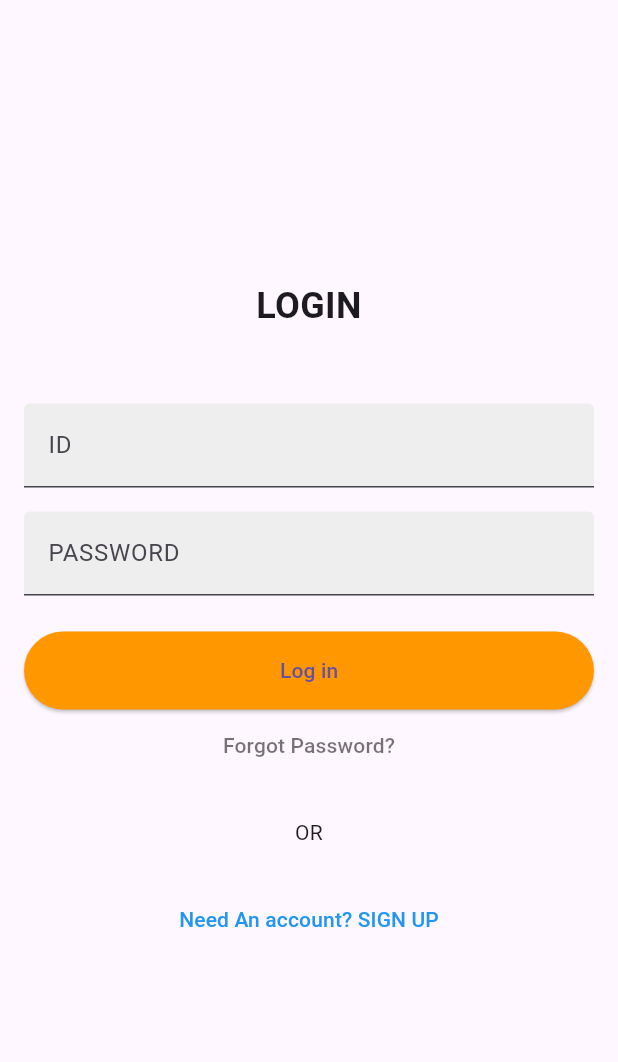
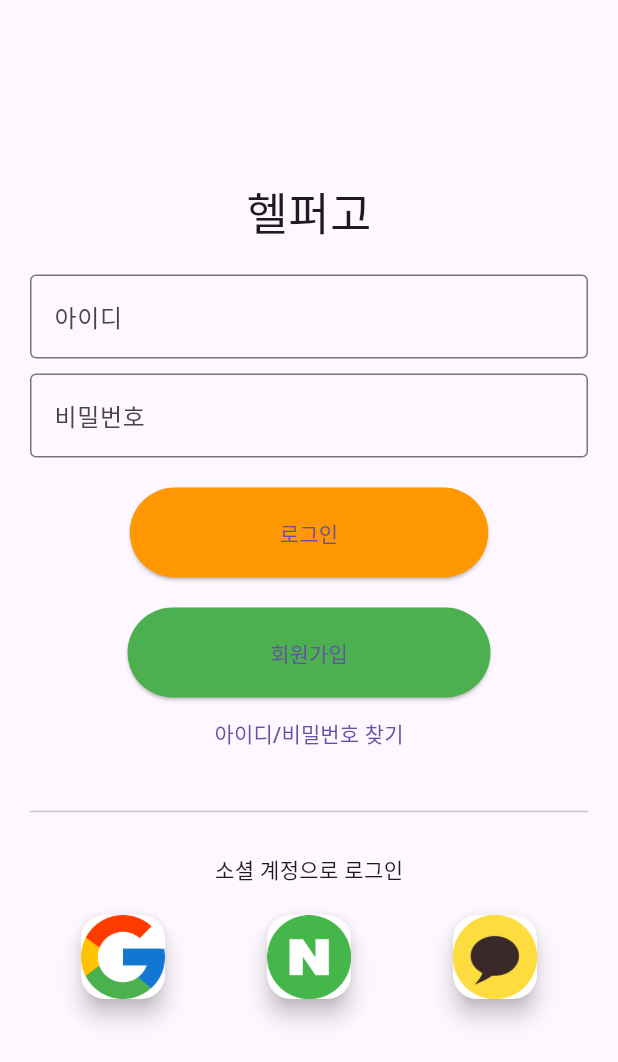
Before and after one commit to korysanan/helperApp, a Flutter app: the screen it shows after launch, on a phone screen of 412 x 824 dp. Shown: the top 1062 px of the screen. Run offline on Flutter 3.47's test engine with Material 3 defaults, Android fonts, the light colour scheme and no system bars.

Commit message:
로그인 화면 구현

```diff
--- a/helper_go/lib/login/login.dart
+++ b/helper_go/lib/login/login.dart
@@ -1,70 +1,90 @@
 import 'package:flutter/material.dart';
+import 'logo.dart';
 
 class LoginScreen extends StatelessWidget {
   @override
   Widget build(BuildContext context) {
     return Scaffold(
-      body: Padding(
-        padding: const EdgeInsets.all(16.0),
+      body: SingleChildScrollView( // SingleChildScrollView 추가
+        child: Padding(
+          padding: EdgeInsets.all(20.0),
           child: Column(
             mainAxisAlignment: MainAxisAlignment.center,
-          crossAxisAlignment: CrossAxisAlignment.stretch,
             children: <Widget>[
+              SizedBox(height: 100),
               Text(
-              'LOGIN',
-              textAlign: TextAlign.center,
-              style: TextStyle(
-                fontWeight: FontWeight.bold,
-                fontSize: 24,
+                '헬퍼고',
+                style: TextStyle(fontSize: 30.0),
+              ),
+              SizedBox(height: 20),
+              TextField(
+                decoration: InputDecoration(
+                  labelText: '아이디',
+                  border: OutlineInputBorder(),
                 ),
               ),
-            SizedBox(height: 48),
+              SizedBox(height: 10),
               TextField(
                 decoration: InputDecoration(
-                labelText: 'ID',
-                filled: true,
-                fillColor: Colors.grey[200],
+                  labelText: '비밀번호',
+                  border: OutlineInputBorder(),
+                ),
+                obscureText: true,
+              ),
+              SizedBox(height: 20),
+              ElevatedButton(
+                child: Text('로그인'),
+                onPressed: () {
+                  Navigator.push(
+                    context,
+                    MaterialPageRoute(builder: (context) => LogoScreen()), // LogoScreen을 화면으로 이동
+                  );
+                },
+                style: ElevatedButton.styleFrom(
+                  primary: Colors.orange,
+                  padding: EdgeInsets.symmetric(horizontal: 100, vertical: 20),
                 ),
               ),
-            SizedBox(height: 16),
-            TextField(
-              obscureText: true,
-              decoration: InputDecoration(
-                labelText: 'PASSWORD',
-                filled: true,
-                fillColor: Colors.grey[200],
-              ),
-            ),
-            SizedBox(height: 24),
+              SizedBox(height: 20),
               ElevatedButton(
-              child: Text('Log in'),
+                child: Text('회원가입'),
                 onPressed: () {},
                 style: ElevatedButton.styleFrom(
-                primary: Colors.orange,
-                padding: EdgeInsets.symmetric(vertical: 16),
+                  primary: Colors.green,
+                  padding: EdgeInsets.symmetric(horizontal: 95, vertical: 20),
                 ),
               ),
               TextButton(
-              child: Text('Forgot Password?'),
+                child: Text('아이디/비밀번호 찾기'),
                 onPressed: () {},
-              style: TextButton.styleFrom(
-                primary: Colors.black54,
               ),
+              SizedBox(height: 20),
+              Divider(),
+              SizedBox(height: 20),
+              Text('소셜 계정으로 로그인'),
+              SizedBox(height: 20),
+              Row(
+                mainAxisAlignment: MainAxisAlignment.spaceAround,
+                children: <Widget>[
+                  FloatingActionButton(
+                    onPressed: () {},
+                    backgroundColor: Colors.white,
+                    child: Image.asset('assets/images/google_icon.png'), // Google 로고 이미지
                   ),
-            SizedBox(height: 24),
-            Text(
-              'OR',
-              textAlign: TextAlign.center,
+                  FloatingActionButton(
+                    onPressed: () {},
+                    backgroundColor: Colors.white,
+                    child: Image.asset('assets/images/naver_icon.png'), // Naver 로고 이미지
                   ),
-            SizedBox(height: 24),
-            TextButton(
-              child: Text('Need An account? SIGN UP'),
+                  FloatingActionButton(
                     onPressed: () {},
-              style: TextButton.styleFrom(
-                primary: Colors.blue,
-              ),
+                    backgroundColor: Colors.white,
+                    child: Image.asset('assets/images/kakao_icon.png'), // Kakao 로고 이미지
                   ),
                 ],
+              ),
+            ],
+          ),
         ),
       ),
     );
--- /dev/null
+++ b/helper_go/lib/login/logo.dart
@@ -0,0 +1,15 @@
+import 'package:flutter/material.dart';
+
+class LogoScreen extends StatelessWidget {
+  @override
+  Widget build(BuildContext context) {
+    return Scaffold(
+      appBar: AppBar(
+        title: Text('Logo Screen'),
+      ),
+      body: Center(
+        child: Image.asset('assets/images/app_logo.png'), // 이미지 경로를 정확하게 명시하세요.
+      ),
+    );
+  }
+}
--- a/helper_go/lib/main.dart
+++ b/helper_go/lib/main.dart
@@ -1,16 +1,17 @@
 import 'package:flutter/material.dart';
-import 'login/login.dart'; // LoginScreen 위젯이 정의된 파일을 import 합니다.
+import 'login/login.dart'; // login.dart를 import 합니다.
 
-void main() {
-  runApp(MyApp());
-}
+void main() => runApp(MyApp());
 
 class MyApp extends StatelessWidget {
   @override
   Widget build(BuildContext context) {
     return MaterialApp(
-      title: 'Login Screen App',
-      home: LoginScreen(),
+      title: 'Flutter Login Screen',
+      theme: ThemeData(
+        primarySwatch: Colors.blue,
+      ),
+      home: LoginScreen(), // LoginScreen을 home으로 설정합니다.
     );
   }
 }
```
Also changed, not shown: helper_go/pubspec.yaml (+4 -4 lines), helper_go/assets/images/app_logo.png (added), helper_go/assets/images/google_icon.png (added), helper_go/assets/images/kakao_icon.png (added), helper_go/assets/images/naver_icon.png (added). Lines whose indentation alone changed are shown as unchanged.
